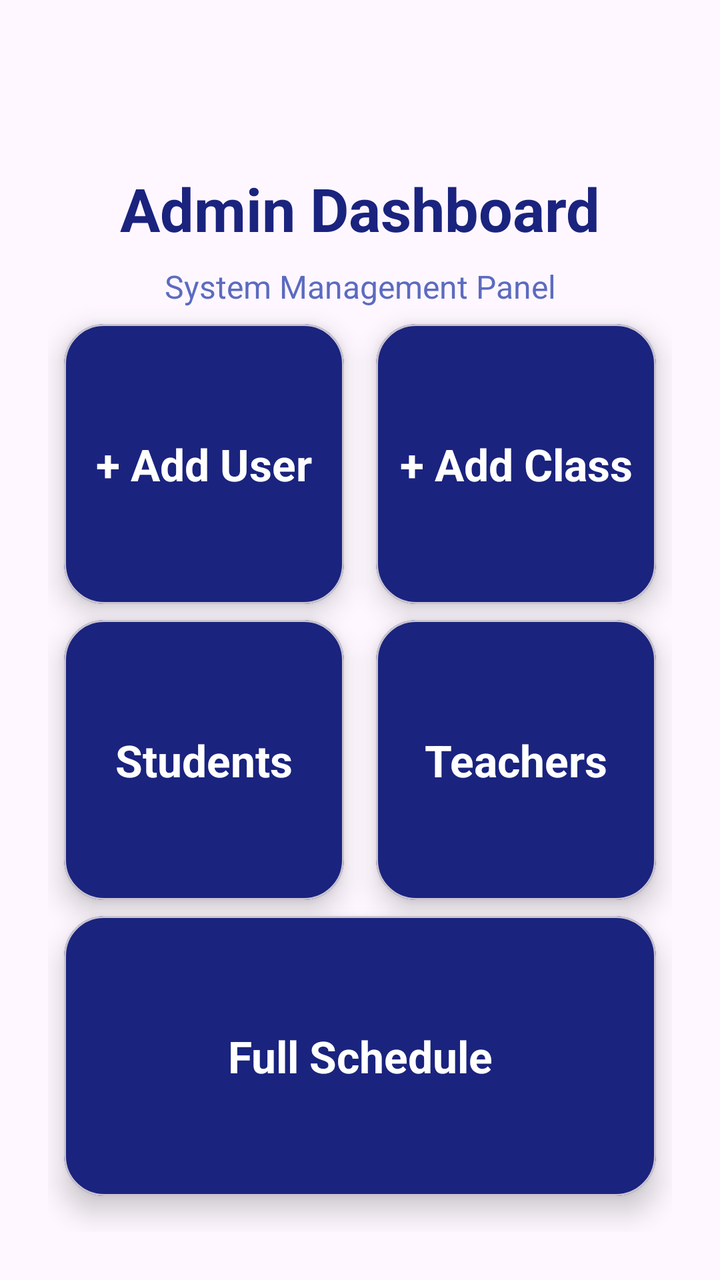
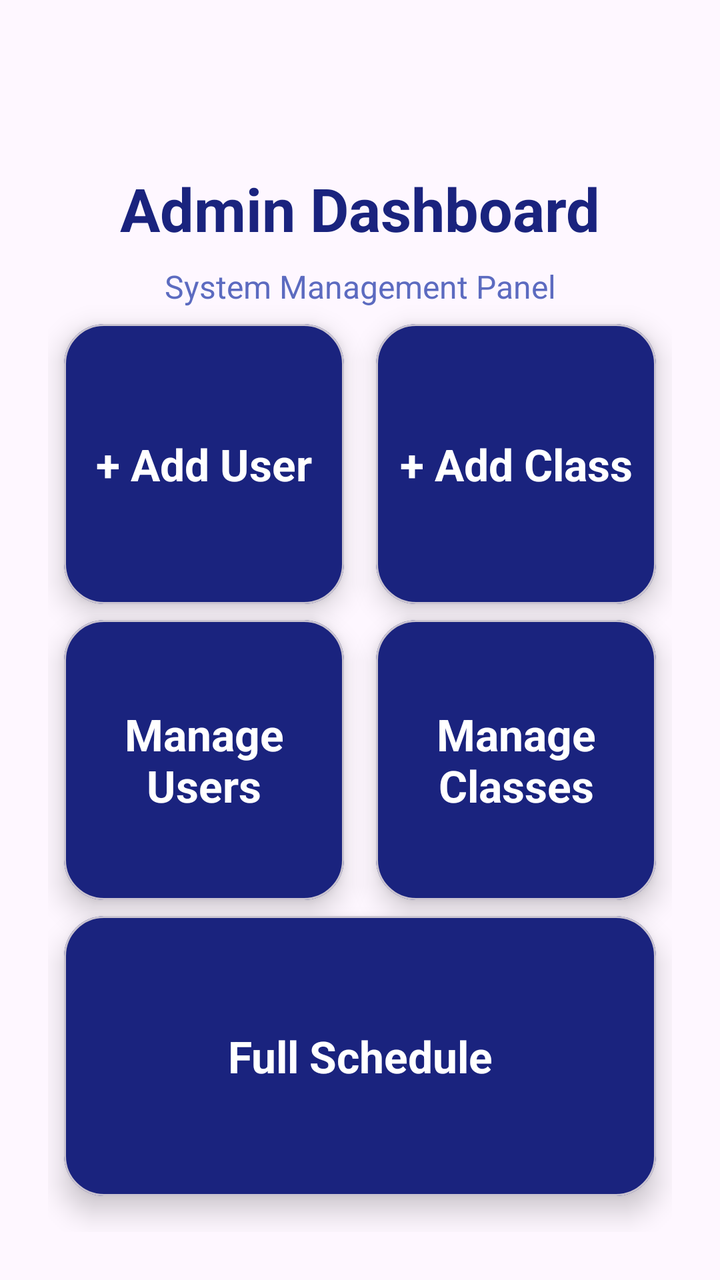

The first picture is an Android layout as it rendered before a commit; the second is the same layout after the commit. The layout source and the unified diff follow.
<!-- AndroidManifest.xml: application theme Theme.Schooly -->
<!-- res/layout/activity_admin_dashboard.xml -->
<?xml version="1.0" encoding="utf-8"?>
<androidx.constraintlayout.widget.ConstraintLayout
    xmlns:android="http://schemas.android.com/apk/res/android"
    xmlns:app="http://schemas.android.com/apk/res-auto"
    android:layout_width="match_parent"
    android:layout_height="match_parent"
    android:padding="24dp">

    <TextView
        android:id="@+id/tvTitle"
        android:layout_width="0dp"
        android:layout_height="wrap_content"
        android:layout_marginTop="60dp"
        android:gravity="center"
        android:text="Admin Dashboard"
        android:textColor="#1A237E"
        android:textSize="30sp"
        android:textStyle="bold"
        app:layout_constraintEnd_toEndOf="parent"
        app:layout_constraintStart_toStartOf="parent"
        app:layout_constraintTop_toTopOf="parent" />

    <TextView
        android:id="@+id/tvSubtitle"
        android:layout_width="0dp"
        android:layout_height="wrap_content"
        android:text="System Management Panel"
        android:textSize="16sp"
        android:textColor="#5C6BC0"
        android:gravity="center"
        android:layout_marginTop="8dp"
        app:layout_constraintTop_toBottomOf="@id/tvTitle"
        app:layout_constraintStart_toStartOf="parent"
        app:layout_constraintEnd_toEndOf="parent"/>

    <com.google.android.material.card.MaterialCardView
        android:id="@+id/cardAddUser"
        style="@style/DashboardCard"
        android:layout_width="0dp"
        android:layout_height="140dp"
        android:layout_margin="8dp"
        app:layout_constraintTop_toBottomOf="@id/tvSubtitle"
        app:layout_constraintStart_toStartOf="parent"
        app:layout_constraintEnd_toStartOf="@id/cardAddClass"
        app:layout_constraintHorizontal_chainStyle="spread">

        <TextView
            android:layout_width="match_parent"
            android:layout_height="match_parent"
            android:text="+ Add User"
            android:textSize="22sp"
            android:textStyle="bold"
            android:textColor="@android:color/white"
            android:gravity="center"/>
    </com.google.android.material.card.MaterialCardView>

    <com.google.android.material.card.MaterialCardView
        android:id="@+id/cardAddClass"
        style="@style/DashboardCard"
        android:layout_width="0dp"
        android:layout_height="140dp"
        android:layout_margin="8dp"
        app:layout_constraintTop_toTopOf="@id/cardAddUser"
        app:layout_constraintBottom_toBottomOf="@id/cardAddUser"
        app:layout_constraintStart_toEndOf="@id/cardAddUser"
        app:layout_constraintEnd_toEndOf="parent">

        <TextView
            android:layout_width="match_parent"
            android:layout_height="match_parent"
            android:text="+ Add Class"
            android:textSize="22sp"
            android:textStyle="bold"
            android:textColor="@android:color/white"
            android:gravity="center"/>
    </com.google.android.material.card.MaterialCardView>

    <com.google.android.material.card.MaterialCardView
        android:id="@+id/cardStudents"
        style="@style/DashboardCard"
        android:layout_width="0dp"
        android:layout_height="140dp"
        android:layout_margin="8dp"
        app:layout_constraintTop_toBottomOf="@id/cardAddUser"
        app:layout_constraintStart_toStartOf="parent"
        app:layout_constraintEnd_toStartOf="@id/cardTeachers"
        app:layout_constraintHorizontal_chainStyle="spread">

        <TextView
            android:layout_width="match_parent"
            android:layout_height="match_parent"
            android:text="Students"
            android:textSize="22sp"
            android:textStyle="bold"
            android:textColor="@android:color/white"
            android:gravity="center"/>
    </com.google.android.material.card.MaterialCardView>

    <com.google.android.material.card.MaterialCardView
        android:id="@+id/cardTeachers"
        style="@style/DashboardCard"
        android:layout_width="0dp"
        android:layout_height="140dp"
        android:layout_margin="8dp"
        app:layout_constraintTop_toTopOf="@id/cardStudents"
        app:layout_constraintBottom_toBottomOf="@id/cardStudents"
        app:layout_constraintStart_toEndOf="@id/cardStudents"
        app:layout_constraintEnd_toEndOf="parent">

        <TextView
            android:layout_width="match_parent"
            android:layout_height="match_parent"
            android:text="Teachers"
            android:textSize="22sp"
            android:textStyle="bold"
            android:textColor="@android:color/white"
            android:gravity="center"/>
    </com.google.android.material.card.MaterialCardView>

    <com.google.android.material.card.MaterialCardView
        android:id="@+id/cardSchedule"
        style="@style/DashboardCard"
        android:layout_width="0dp"
        android:layout_height="140dp"
        android:layout_margin="8dp"
        app:layout_constraintTop_toBottomOf="@id/cardStudents"
        app:layout_constraintStart_toStartOf="parent"
        app:layout_constraintEnd_toEndOf="parent">

        <TextView
            android:layout_width="match_parent"
            android:layout_height="match_parent"
            android:text="Full Schedule"
            android:textSize="22sp"
            android:textStyle="bold"
            android:textColor="@android:color/white"
            android:gravity="center"/>
    </com.google.android.material.card.MaterialCardView>

</androidx.constraintlayout.widget.ConstraintLayout>
<!-- resources referenced by this layout -->
<resources>
  <style name="DashboardCard">
          <item name="cardCornerRadius">20dp</item>
          <item name="cardElevation">8dp</item>
          <item name="cardBackgroundColor">@color/card_background_selector</item>
          <item name="android:clickable">true</item>
          <item name="android:focusable">true</item>
          <item name="android:foreground">?attr/selectableItemBackground</item> </style>
  <style name="Theme.Schooly" parent="Base.Theme.Schooly" />
  <style name="Base.Theme.Schooly" parent="Theme.Material3.DayNight.NoActionBar">
          
          
      </style>
</resources>

<!-- the commit's change to res/layout/activity_admin_dashboard.xml (unified diff, before → after) -->
@@ -76,20 +76,20 @@
     </com.google.android.material.card.MaterialCardView>
 
     <com.google.android.material.card.MaterialCardView
-        android:id="@+id/cardStudents"
+        android:id="@+id/cardManageUsers"
         style="@style/DashboardCard"
         android:layout_width="0dp"
         android:layout_height="140dp"
         android:layout_margin="8dp"
         app:layout_constraintTop_toBottomOf="@id/cardAddUser"
         app:layout_constraintStart_toStartOf="parent"
-        app:layout_constraintEnd_toStartOf="@id/cardTeachers"
+        app:layout_constraintEnd_toStartOf="@id/cardManageClasses"
         app:layout_constraintHorizontal_chainStyle="spread">
 
         <TextView
             android:layout_width="match_parent"
             android:layout_height="match_parent"
-            android:text="Students"
+            android:text="Manage Users"
             android:textSize="22sp"
             android:textStyle="bold"
             android:textColor="@android:color/white"
@@ -97,20 +97,20 @@
     </com.google.android.material.card.MaterialCardView>
 
     <com.google.android.material.card.MaterialCardView
-        android:id="@+id/cardTeachers"
+        android:id="@+id/cardManageClasses"
         style="@style/DashboardCard"
         android:layout_width="0dp"
         android:layout_height="140dp"
         android:layout_margin="8dp"
-        app:layout_constraintTop_toTopOf="@id/cardStudents"
-        app:layout_constraintBottom_toBottomOf="@id/cardStudents"
-        app:layout_constraintStart_toEndOf="@id/cardStudents"
+        app:layout_constraintTop_toTopOf="@id/cardManageUsers"
+        app:layout_constraintBottom_toBottomOf="@id/cardManageUsers"
+        app:layout_constraintStart_toEndOf="@id/cardManageUsers"
         app:layout_constraintEnd_toEndOf="parent">
 
         <TextView
             android:layout_width="match_parent"
             android:layout_height="match_parent"
-            android:text="Teachers"
+            android:text="Manage Classes"
             android:textSize="22sp"
             android:textStyle="bold"
             android:textColor="@android:color/white"
@@ -123,7 +123,7 @@
         android:layout_width="0dp"
         android:layout_height="140dp"
         android:layout_margin="8dp"
-        app:layout_constraintTop_toBottomOf="@id/cardStudents"
+        app:layout_constraintTop_toBottomOf="@id/cardManageUsers"
         app:layout_constraintStart_toStartOf="parent"
         app:layout_constraintEnd_toEndOf="parent">
 
